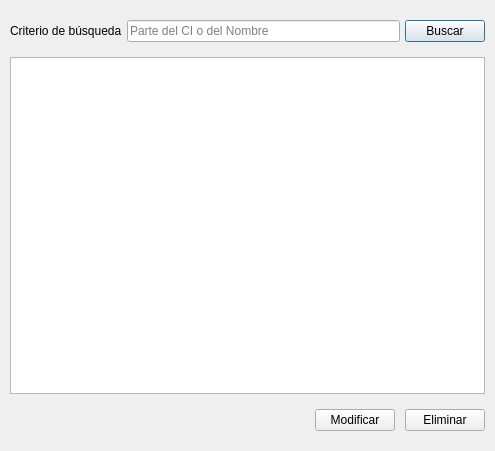
Old version of the form resources/uis/SearchPatientForm.ui in the repository jbermudezcabrera/ControlDePacientes.
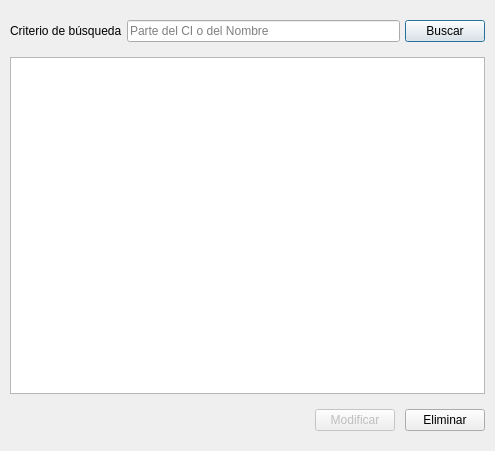
New version of the form.

Patch:
```diff
--- a/resources/uis/SearchPatientForm.ui
+++ b/resources/uis/SearchPatientForm.ui
@@ -138,6 +138,9 @@
       </item>
       <item>
        <widget class="QPushButton" name="modifyBtn">
+        <property name="enabled">
+         <bool>false</bool>
+        </property>
         <property name="text">
          <string>Modificar</string>
         </property>
```
Left out of the diff: 6 changed lines with no effect on the pictures.
